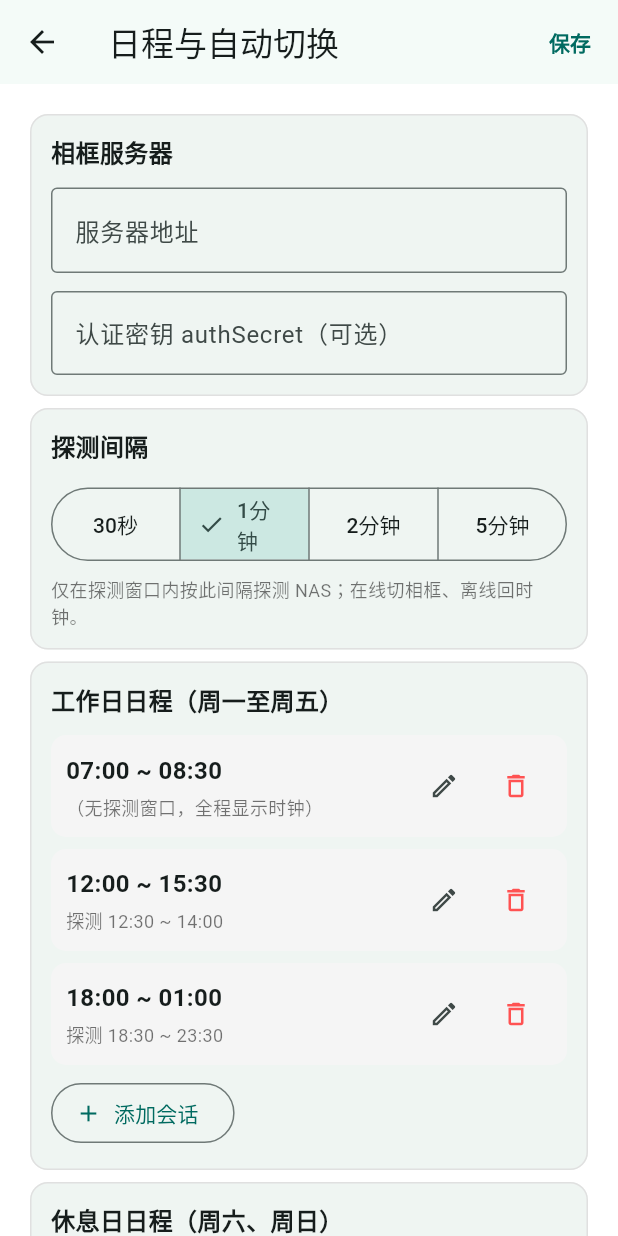
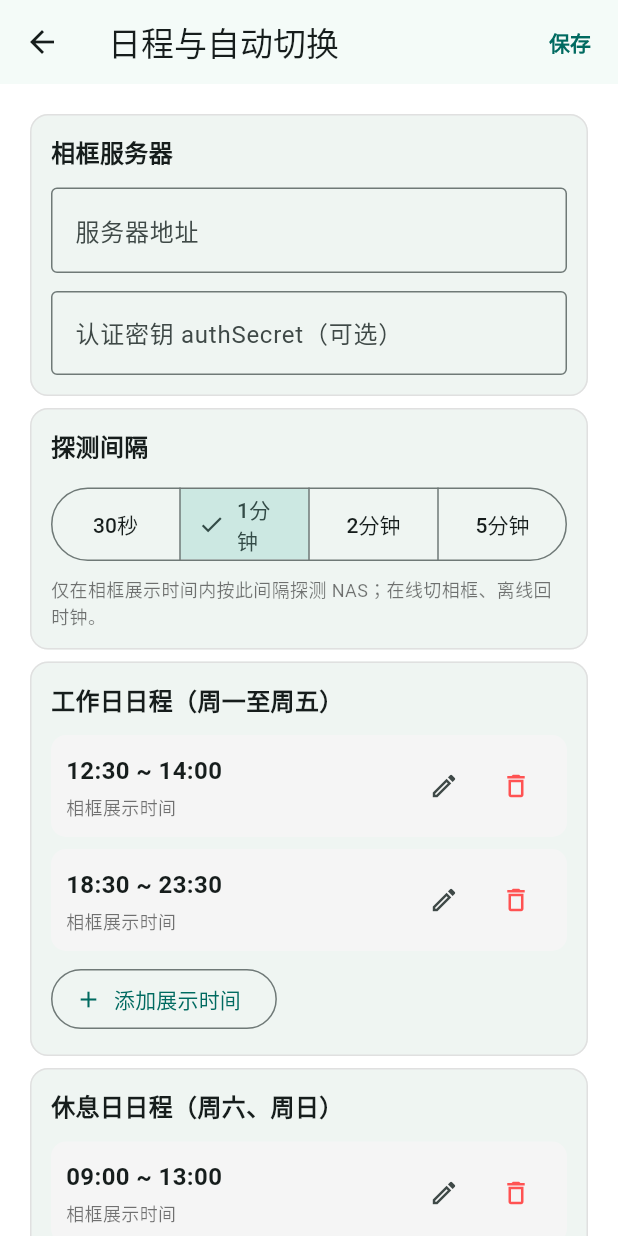
Before and after one commit to hlakbrr/clock-and-photoframe, a Flutter app: the KioskSettingsPage screen opened by its route, on a phone screen of 412 x 824 dp. Run offline on Flutter 3.47's test engine with Material 3 defaults, Android fonts, the phone set to English and light mode, and no system bars; our stand-ins replace flutter_local_notifications, flutter_riverpod, go_router, package_info_plus, riverpod_annotation, shared_preferences and 3 more; missing offline and left inert: flutter_fullscreen, screen_brightness; accounts and stored records are empty; generated files the repository leaves out were written again.

Commit message:
refactor kiosk: drop sessions, rename probe windows to frame display times; swap standard flip font to Arial Rounded MT Bold

```diff
--- a/lib/features/clock/widgets/faces/standard/standard_flip_clock_face.dart
+++ b/lib/features/clock/widgets/faces/standard/standard_flip_clock_face.dart
@@ -5,7 +5,7 @@ import 'package:flutter/material.dart';
 import '../../../../../clock/clock_engine.dart';
 import '../../../../../clock/flip_palette.dart';
 
-const _flipFont = 'FlipClock';
+const _flipFont = 'ArialRoundedMTBold';
 const _flipDuration = Duration(milliseconds: 1000);
 
 class StandardFlipClockFace extends StatelessWidget {
--- a/lib/features/kiosk/kiosk_models.dart
+++ b/lib/features/kiosk/kiosk_models.dart
@@ -1,5 +1,9 @@
 /// 时钟 & 相框日程的数据模型。
 /// 所有时间均为 "HH:mm" 字符串；end < start 表示跨午夜（如 18:00 ~ 01:00）。
+
+/// 相框展示时间：此时间段内按设定间隔探测 NAS，
+/// 在线显示相框、离线显示时钟；时间段外恒为时钟。
+/// App 的打开与关闭由手机端（Activator / 看门狗）负责。
 class ProbeWindow {
   ProbeWindow({required this.start, required this.end});
 
@@ -17,51 +21,36 @@ class ProbeWindow {
   String toString() => '$start ~ $end';
 }
 
-/// 一个"会话"：App 在此时间段内保持前台显示时钟（或相框），
-/// 会话结束自动返回桌面。探测窗口嵌套在会话之内。
-class KioskSession {
-  KioskSession({
-    required this.start,
-    required this.end,
-    List<ProbeWindow>? probeWindows,
-  }) : probeWindows = probeWindows ?? [];
+/// 单个日型（工作日 / 休息日）的相框展示时间列表。
+class DaySchedule {
+  DaySchedule({List<ProbeWindow>? windows}) : windows = windows ?? [];
 
-  final String start;
-  final String end;
-  final List<ProbeWindow> probeWindows;
+  final List<ProbeWindow> windows;
 
   Map<String, dynamic> toJson() => {
-    'start': start,
-    'end': end,
-    'probeWindows': [for (final w in probeWindows) w.toJson()],
+    'windows': [for (final w in windows) w.toJson()],
   };
 
-  factory KioskSession.fromJson(Map<String, dynamic> json) => KioskSession(
-    start: json['start'] as String,
-    end: json['end'] as String,
-    probeWindows: [
-      for (final w in (json['probeWindows'] as List?) ?? [])
-        ProbeWindow.fromJson(Map<String, dynamic>.from(w as Map)),
-    ],
-  );
-}
-
-/// 单个日型（工作日 / 休息日）的会话列表。
-class DaySchedule {
-  DaySchedule({required this.sessions});
-
-  final List<KioskSession> sessions;
-
-  Map<String, dynamic> toJson() => {
-    'sessions': [for (final s in sessions) s.toJson()],
-  };
-
-  factory DaySchedule.fromJson(Map<String, dynamic> json) => DaySchedule(
-    sessions: [
-      for (final s in (json['sessions'] as List?) ?? [])
-        KioskSession.fromJson(Map<String, dynamic>.from(s as Map)),
-    ],
-  );
+  factory DaySchedule.fromJson(Map<String, dynamic> json) {
+    // 新格式：windows。
+    final list = json['windows'] as List?;
+    if (list != null) {
+      return DaySchedule(windows: [
+        for (final w in list)
+          ProbeWindow.fromJson(Map<String, dynamic>.from(w as Map)),
+      ]);
+    }
+    // 旧格式兼容：sessions 内嵌的 probeWindows 平铺继承。
+    final legacySessions = json['sessions'] as List?;
+    return DaySchedule(windows: [
+      for (final s in legacySessions ?? const [])
+        for (final w
+            in (Map<String, dynamic>.from(s as Map)['probeWindows']
+                    as List?) ??
+                const [])
+          ProbeWindow.fromJson(Map<String, dynamic>.from(w as Map)),
+    ]);
+  }
 }
 
 /// 完整日程：工作日（周一至周五）+ 休息日（周六、周日）。
@@ -85,30 +74,15 @@ class KioskSchedule {
     ),
   );
 
-  /// 用户需求的默认日程。
+  /// 默认日程（对应用户常用作息示例）。
   factory KioskSchedule.defaults() => KioskSchedule(
-    weekday: DaySchedule(sessions: [
-      KioskSession(start: '07:00', end: '08:30'),
-      KioskSession(
-        start: '12:00',
-        end: '15:30',
-        probeWindows: [ProbeWindow(start: '12:30', end: '14:00')],
-      ),
-      KioskSession(
-        start: '18:00',
-        end: '01:00',
-        probeWindows: [ProbeWindow(start: '18:30', end: '23:30')],
-      ),
+    weekday: DaySchedule(windows: [
+      ProbeWindow(start: '12:30', end: '14:00'),
+      ProbeWindow(start: '18:30', end: '23:30'),
     ]),
-    weekend: DaySchedule(sessions: [
-      KioskSession(
-        start: '08:00',
-        end: '01:00',
-        probeWindows: [
-          ProbeWindow(start: '09:00', end: '13:00'),
-          ProbeWindow(start: '16:00', end: '23:30'),
-        ],
-      ),
+    weekend: DaySchedule(windows: [
+      ProbeWindow(start: '09:00', end: '13:00'),
+      ProbeWindow(start: '16:00', end: '23:30'),
     ]),
   );
 }
--- a/lib/features/kiosk/pages/kiosk_settings_page.dart
+++ b/lib/features/kiosk/pages/kiosk_settings_page.dart
@@ -5,7 +5,7 @@ import '../../../clock/clock_providers.dart' show sharedPreferencesProvider;
 import '../kiosk_controller.dart';
 import '../kiosk_models.dart';
 import '../kiosk_store.dart';
-import 'session_editor_page.dart';
+import 'window_editor_page.dart';
 
 /// 日程与自动切换设置页（独立浅色主题，保证可读性）。
 class KioskSettingsPage extends ConsumerStatefulWidget {
@@ -43,24 +43,23 @@ class _KioskSettingsPageState extends ConsumerState<KioskSettingsPage> {
     Navigator.of(context).pop();
   }
 
-  Future<void> _editSession({required bool weekend, int? index}) async {
-    final initial =
-        index == null ? null : (weekend ? _schedule.weekend : _schedule.weekday).sessions[index];
-    final result = await Navigator.of(context).push<SessionEditorResult>(
+  Future<void> _editWindow({required bool weekend, int? index}) async {
+    final day = weekend ? _schedule.weekend : _schedule.weekday;
+    final initial = index == null ? null : day.windows[index];
+    final result = await Navigator.of(context).push<WindowEditorResult>(
       MaterialPageRoute(
         fullscreenDialog: true,
-        builder: (_) => SessionEditorPage(initial: initial),
+        builder: (_) => WindowEditorPage(initial: initial),
       ),
     );
     if (result == null) return;
     setState(() {
-      final day = weekend ? _schedule.weekend : _schedule.weekday;
       if (result.deleted) {
-        day.sessions.removeAt(index!);
+        day.windows.removeAt(index!);
       } else if (index == null) {
-        day.sessions.add(result.session);
+        day.windows.add(result.window);
       } else {
-        day.sessions[index] = result.session;
+        day.windows[index] = result.window;
       }
     });
   }
@@ -124,7 +123,7 @@ class _KioskSettingsPageState extends ConsumerState<KioskSettingsPage> {
                 ),
                 const SizedBox(height: 6),
                 const Text(
-                  '仅在探测窗口内按此间隔探测 NAS；在线切相框、离线回时钟。',
+                  '仅在相框展示时间内按此间隔探测 NAS；在线切相框、离线回时钟。',
                   style: TextStyle(fontSize: 12, color: Colors.black54),
                 ),
               ],
@@ -141,10 +140,9 @@ class _KioskSettingsPageState extends ConsumerState<KioskSettingsPage> {
               title: '说明',
               children: [
                 const Text(
-                  '· 会话 = App 保持前台显示时钟（或相框）的时间段，结束自动返回桌面。\n'
-                  '· 探测窗口嵌套在会话之内，窗口内在线自动切相框。\n'
-                  '· 结束时间小于开始时间视为跨午夜（如 18:00 ~ 01:00）。\n'
-                  '· 会话开始时的解锁拉起由手机上的看门狗脚本负责。\n'
+                  '· 相框展示时间：此时间段内自动探测 NAS，在线切相框、离线回时钟；时间段外恒为时钟。\n'
+                  '· App 的打开和关闭由手机端 Activator / 看门狗负责，本页不设会话时间。\n'
+                  '· 结束时间小于开始时间视为跨午夜（如 18:00 ~ 次日 01:00）。\n'
                   '· 保存后立即生效。',
                   style: TextStyle(fontSize: 12, color: Colors.black54, height: 1.6),
                 ),
@@ -181,11 +179,8 @@ class _KioskSettingsPageState extends ConsumerState<KioskSettingsPage> {
   Widget _scheduleCard({required String title, required bool weekend}) {
     final day = weekend ? _schedule.weekend : _schedule.weekday;
     final rows = <Widget>[];
-    for (var i = 0; i < day.sessions.length; i++) {
-      final s = day.sessions[i];
-      final windowsText = s.probeWindows.isEmpty
-          ? '（无探测窗口，全程显示时钟）'
-          : s.probeWindows.map((w) => '探测 $w').join('、');
+    for (var i = 0; i < day.windows.length; i++) {
+      final w = day.windows[i];
       rows.add(Container(
         margin: const EdgeInsets.only(bottom: 8),
         padding: const EdgeInsets.all(10),
@@ -199,24 +194,23 @@ class _KioskSettingsPageState extends ConsumerState<KioskSettingsPage> {
               child: Column(
                 crossAxisAlignment: CrossAxisAlignment.start,
                 children: [
-                  Text('${s.start} ~ ${s.end}',
+                  Text('${w.start} ~ ${w.end}',
                       style: const TextStyle(
                           fontSize: 16, fontWeight: FontWeight.w600)),
                   const SizedBox(height: 4),
-                  Text(windowsText,
-                      style:
-                          const TextStyle(fontSize: 12, color: Colors.black54)),
+                  const Text('相框展示时间',
+                      style: TextStyle(fontSize: 12, color: Colors.black54)),
                 ],
               ),
             ),
             IconButton(
               icon: const Icon(Icons.edit_outlined, size: 20),
-              onPressed: () => _editSession(weekend: weekend, index: i),
+              onPressed: () => _editWindow(weekend: weekend, index: i),
             ),
             IconButton(
               icon: const Icon(Icons.delete_outline,
                   size: 20, color: Colors.redAccent),
-              onPressed: () => setState(() => day.sessions.removeAt(i)),
+              onPressed: () => setState(() => day.windows.removeAt(i)),
             ),
           ],
         ),
@@ -224,8 +218,8 @@ class _KioskSettingsPageState extends ConsumerState<KioskSettingsPage> {
     }
     rows.add(OutlinedButton.icon(
       icon: const Icon(Icons.add, size: 18),
-      label: const Text('添加会话'),
-      onPressed: () => _editSession(weekend: weekend),
+      label: const Text('添加展示时间'),
+      onPressed: () => _editWindow(weekend: weekend),
     ));
     return _card(title: title, children: rows);
   }
--- a/pubspec.yaml
+++ b/pubspec.yaml
@@ -119,6 +119,10 @@ flutter:
       fonts:
         - asset: fonts/standard/RobotoCondensed-Bold.ttf
           weight: 700
+    - family: ArialRoundedMTBold
+      fonts:
+        - asset: fonts/standard/ArialRoundedMTBold.ttf
+          weight: 700
     - family: DSEG7Classic
       fonts:
         - asset: fonts/standard/DSEG7Classic-Bold.ttf
```
Also changed, not shown: lib/features/kiosk/kiosk_controller.dart (+11 -40 lines), lib/features/kiosk/pages/session_editor_page.dart (deleted, +0 -249 lines), lib/features/kiosk/pages/window_editor_page.dart (added, +167 -0 lines), fonts/standard/ArialRoundedMTBold.ttf (added), 1 other file.
